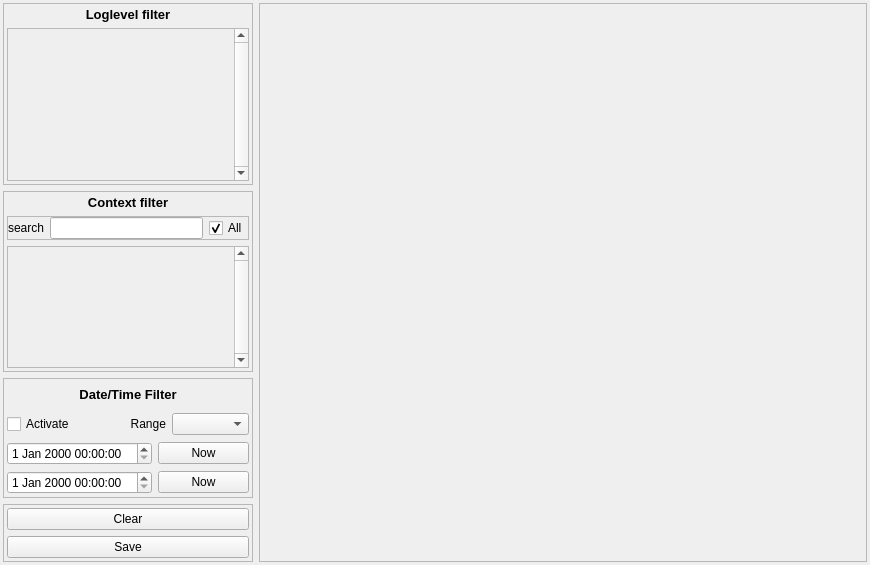
The window that core/ui/QAbstractLogWidget.ui (KROIA/Logger) describes before a commit, drawn with Qt 5.
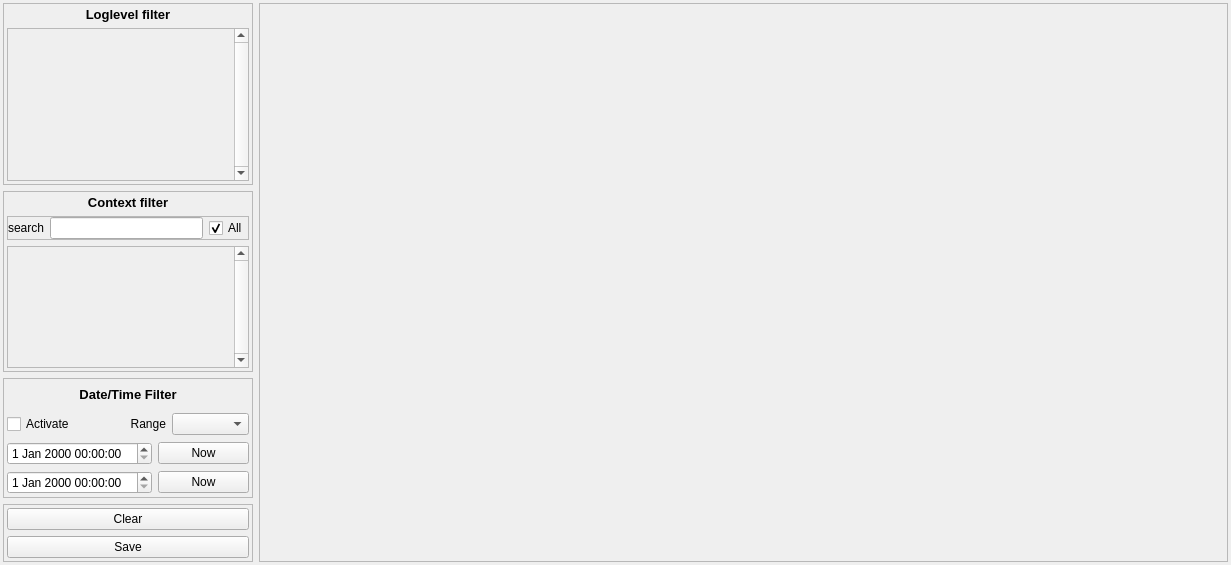
The same window after the commit. Custom widgets are drawn as their Qt base class.

Patch:
```diff
--- a/core/ui/QAbstractLogWidget.ui
+++ b/core/ui/QAbstractLogWidget.ui
@@ -6,7 +6,7 @@
    <rect>
     <x>0</x>
     <y>0</y>
-    <width>870</width>
+    <width>1231</width>
     <height>565</height>
    </rect>
   </property>
```
